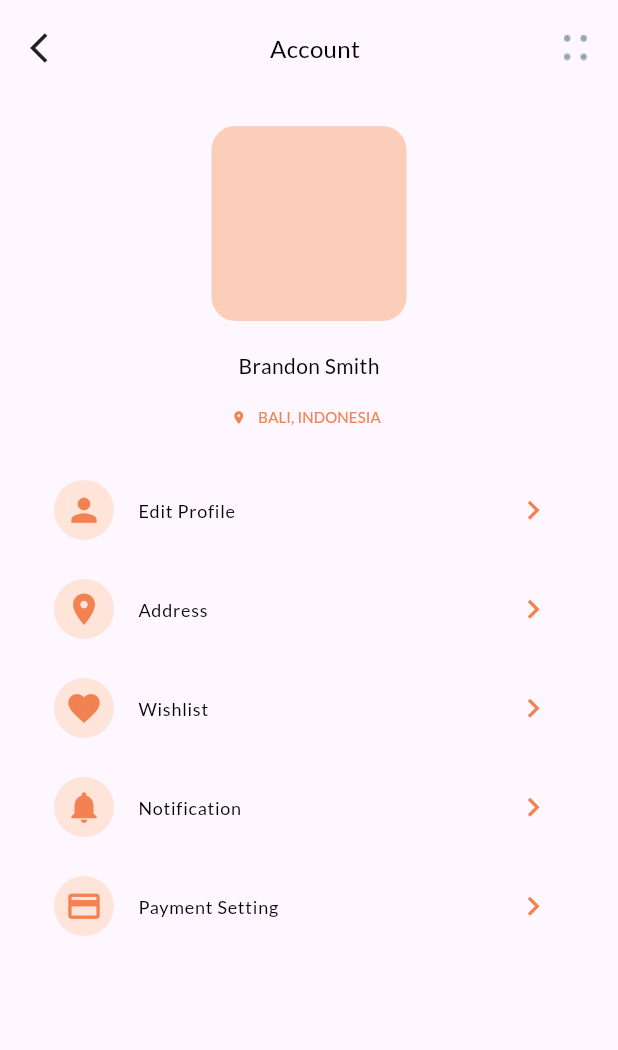
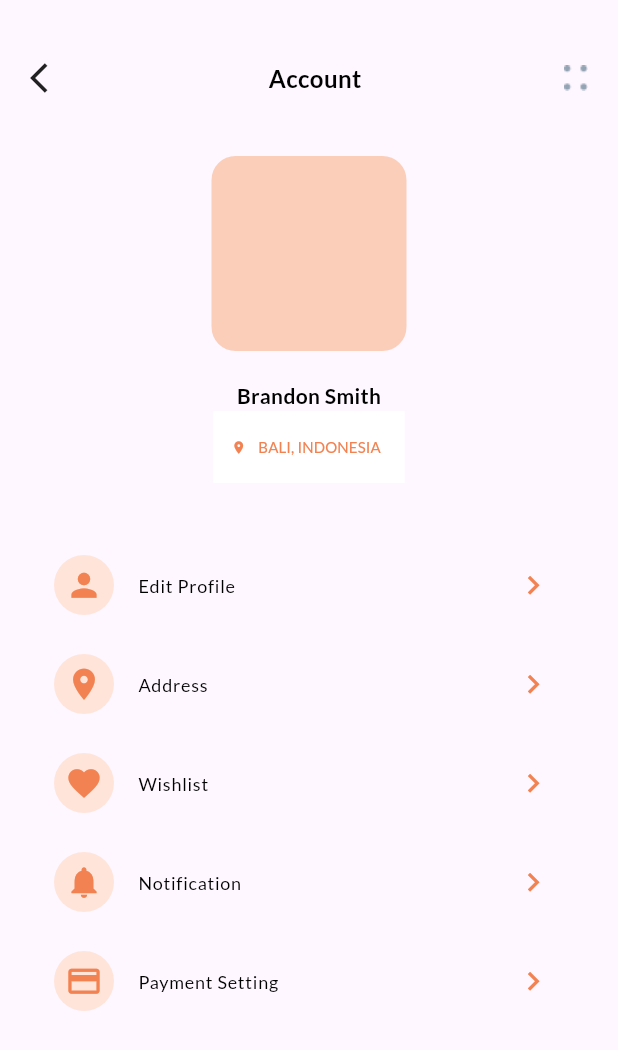
Before and after one commit to helodeepakji/onatrip, a Flutter app: the screen it shows after launch, on a phone screen of 412 x 824 dp. Shown: the top 1050 px of the screen. Run offline on Flutter 3.47's test engine with Material 3 defaults, Android fonts, the light colour scheme and no system bars; our stand-ins replace google_fonts.

Commit message:
some changes

```diff
--- a/lib/profile_page.dart
+++ b/lib/profile_page.dart
@@ -16,6 +16,7 @@ class _ProfilePageState extends State<ProfilePage> {
         padding: const EdgeInsets.all(20.0),
         child: Column(
           children: [
+            const SizedBox(height: 20,),
             Row(
               children: [
                 const Icon(Icons.arrow_back_ios,size: 24,),
@@ -24,7 +25,7 @@ class _ProfilePageState extends State<ProfilePage> {
                   "Account",
                   style: GoogleFonts.lato(
                       textStyle:
-                          const TextStyle(fontSize: 16, color: Colors.black)),
+                          const TextStyle(fontSize: 16, color: Colors.black,fontWeight: FontWeight.bold)),
                 ),
                 const Spacer(),
                 Image.asset("assets/icon/menu.png")
@@ -47,18 +48,17 @@ class _ProfilePageState extends State<ProfilePage> {
                   SizedBox(height: 20,),
                   Text(
                     "Brandon Smith",
-                    style: GoogleFonts.lato(
-                        textStyle:
-                        const TextStyle(fontSize: 14, color: Colors.black)),
+                    style: GoogleFonts.lato(textStyle: const TextStyle(fontSize: 14, color: Colors.black,fontWeight: FontWeight.bold)),
                   ),
-                  TextButton.icon(onPressed: (){}, icon: Icon(Icons.location_on,color: Color(0xFFF28251),size: 10,),
-                      label: Text(
-                        "BALI, INDONESIA",
-                        style: GoogleFonts.lato(
-                            textStyle:
-                            const TextStyle(fontSize: 10, color: Color(0xFFF28251))),
-                      ),),
-                  SizedBox(height: 10,),
+                  Container(
+                      color: Colors.white,
+                    child: TextButton.icon(onPressed: (){}, icon: Icon(Icons.location_on,color: Color(0xFFF28251),size: 10,),
+                        label: Text(
+                          "BALI, INDONESIA",
+                          style: GoogleFonts.lato(textStyle: const TextStyle(fontSize: 10, color: Color(0xFFF28251))),
+                        ),),
+                  ),
+                  const SizedBox(height: 40,),
                   ListTile(
                     leading: Container(
                       padding: EdgeInsets.all(5),
@@ -68,10 +68,10 @@ class _ProfilePageState extends State<ProfilePage> {
                         shape: BoxShape.circle,
                         color: Color(0xFFFFE4D9)
                       ),
-                      child: Icon(Icons.person, color: Color(0xFFF28251),size: 25,),
+                      child: const Icon(Icons.person, color: Color(0xFFF28251),size: 25,),
 
                     ),
-                    trailing: Icon(Icons.navigate_next, color: Color(0xFFF28251),size: 25,),
+                    trailing: const Icon(Icons.navigate_next, color: Color(0xFFF28251),size: 25,),
                     title: Text(
                       "Edit Profile",
                       style: GoogleFonts.lato(
@@ -156,7 +156,7 @@ class _ProfilePageState extends State<ProfilePage> {
                       child: Icon(Icons.payment, color: Color(0xFFF28251),size: 25,),
 
                     ),
-                    trailing: Icon(Icons.navigate_next, color: Color(0xFFF28251),size: 25,),
+                    trailing: const Icon(Icons.navigate_next, color: Color(0xFFF28251),size: 25,),
                     title: Text(
                       "Payment Setting",
                       style: GoogleFonts.lato(
```
Also changed, not shown: 1 other file.
